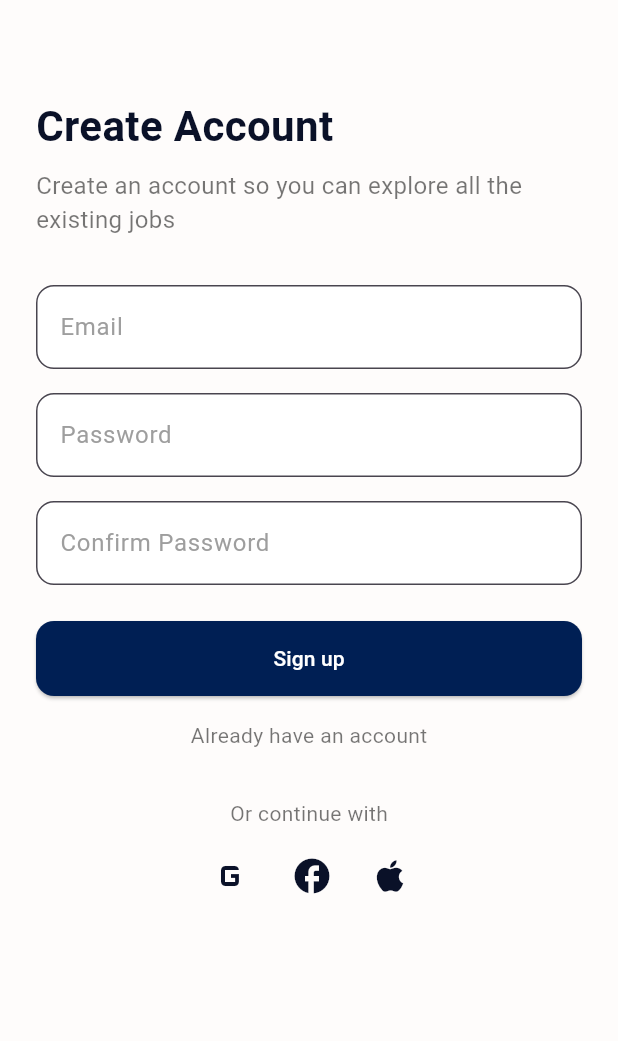
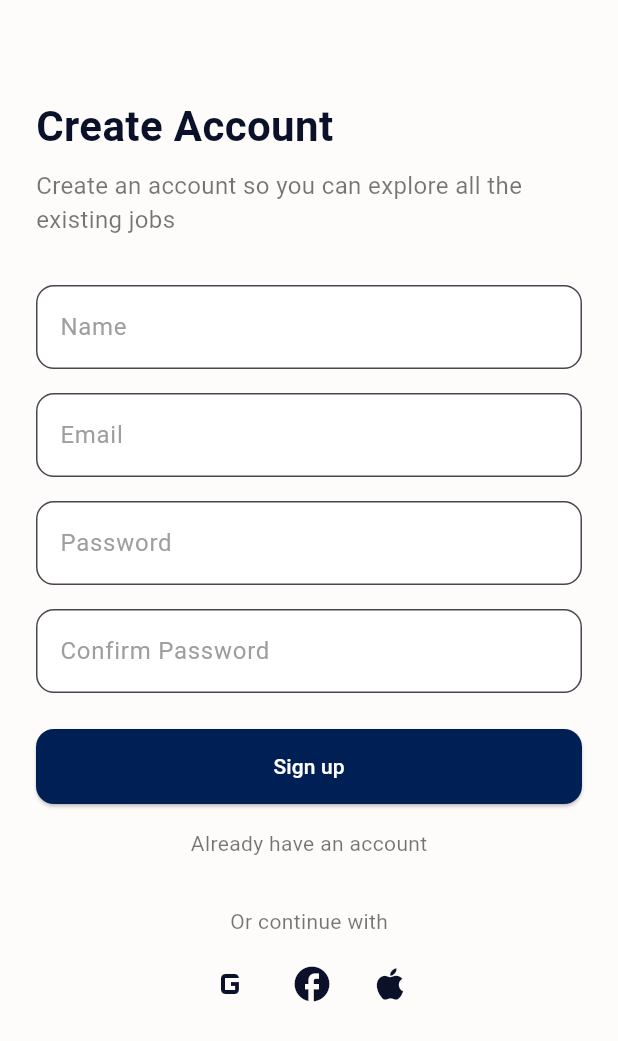
Before and after one commit to abdelrahman6139/medcal_factory, a Flutter app: the RegisterScreen screen opened directly, on a phone screen of 412 x 824 dp. Shown: the top 1041 px of the screen. Run offline on Flutter 3.47's test engine with Material 3 defaults, Android fonts, the phone set to English and light mode, and no system bars; our stand-ins replace dio, flutter_riverpod, flutter_secure_storage, go_router, google_fonts, shared_preferences; accounts and stored records are empty.

Commit message:
MileStone 1

```diff
--- a/lib/features/auth/presentation/screens/register_screen.dart
+++ b/lib/features/auth/presentation/screens/register_screen.dart
@@ -1,12 +1,51 @@
 import 'package:flutter/material.dart';
+import 'package:flutter_riverpod/flutter_riverpod.dart';
+import 'package:pharma_app/constants/colors.dart';
+import 'package:pharma_app/base_shell.dart';
+import 'package:pharma_app/features/auth/presentation/state/auth_state/AuthNotifier.dart';
+import 'package:pharma_app/features/auth/presentation/state/auth_state/AuthState.dart';
 
-import 'package:pharma_app/constants/colors.dart';
-
-class RegisterScreen extends StatelessWidget {
+class RegisterScreen extends ConsumerStatefulWidget {
   const RegisterScreen({super.key});
 
   @override
+  ConsumerState<RegisterScreen> createState() => _RegisterScreenState();
+}
+
+class _RegisterScreenState extends ConsumerState<RegisterScreen> {
+  final _nameController = TextEditingController();
+  final _emailController = TextEditingController();
+  final _passwordController = TextEditingController();
+  final _confirmController = TextEditingController();
+
+  @override
+  void dispose() {
+    _nameController.dispose();
+    _emailController.dispose();
+    _passwordController.dispose();
+    _confirmController.dispose();
+    super.dispose();
+  }
+
+  @override
   Widget build(BuildContext context) {
+    final authState = ref.watch(authNotifierProvider);
+
+    // 🔔 Listen for auth changes
+    ref.listen<AuthState>(authNotifierProvider, (previous, next) {
+      print("STATE CHANGED: $next");
+
+      if (next is AuthAuthenticated) {
+        Navigator.of(context).pushAndRemoveUntil(
+          MaterialPageRoute(builder: (_) => const BaseShell()),
+              (_) => false,
+        );
+      } else if (next is AuthError) {
+        // 👇 Just print errors to console
+        print("AUTH ERROR: ${next.message}");
+      }
+    });
+
     return Scaffold(
       backgroundColor: AppColors.background,
       body: SafeArea(
@@ -32,8 +71,25 @@ class RegisterScreen extends StatelessWidget {
                 ),
                 const SizedBox(height: 32),
 
+                // 👇 Name
+                TextField(
+                  controller: _nameController,
+                  decoration: InputDecoration(
+                    labelText: 'Name',
+                    labelStyle: const TextStyle(color: AppColors.textGray),
+                    border: OutlineInputBorder(
+                      borderRadius: BorderRadius.circular(12),
+                      borderSide: const BorderSide(color: AppColors.border),
+                    ),
+                    filled: true,
+                    fillColor: AppColors.white,
+                  ),
+                ),
+                const SizedBox(height: 16),
+
                 // Email
                 TextField(
+                  controller: _emailController,
                   decoration: InputDecoration(
                     labelText: 'Email',
                     labelStyle: const TextStyle(color: AppColors.textGray),
@@ -49,6 +105,7 @@ class RegisterScreen extends StatelessWidget {
 
                 // Password
                 TextField(
+                  controller: _passwordController,
                   obscureText: true,
                   decoration: InputDecoration(
                     labelText: 'Password',
@@ -65,6 +122,7 @@ class RegisterScreen extends StatelessWidget {
 
                 // Confirm Password
                 TextField(
+                  controller: _confirmController,
                   obscureText: true,
                   decoration: InputDecoration(
                     labelText: 'Confirm Password',
@@ -90,14 +148,27 @@ class RegisterScreen extends StatelessWidget {
                         borderRadius: BorderRadius.circular(12),
                       ),
                     ),
-                    onPressed: () {
-                      ScaffoldMessenger.of(context).showSnackBar(
-                        const SnackBar(
-                          content: Text("Account created successfully!"),
-                        ),
+                    onPressed: authState is AuthLoading
+                        ? null
+                        : () {
+                      FocusScope.of(context).unfocus();
+
+                      if (_passwordController.text !=
+                          _confirmController.text) {
+                        print("AUTH ERROR: Passwords do not match"); // 👈 console only
+                        return;
+                      }
+
+                      ref.read(authNotifierProvider.notifier).register(
+                        _nameController.text.trim(),
+                        _emailController.text.trim(),
+                        _passwordController.text.trim(),
+                        _confirmController.text.trim(), // 👈 send confirm too
                       );
                     },
-                    child: const Text(
+                    child: authState is AuthLoading
+                        ? const CircularProgressIndicator(color: Colors.white)
+                        : const Text(
                       'Sign up',
                       style: TextStyle(color: AppColors.white),
                     ),
@@ -110,7 +181,7 @@ class RegisterScreen extends StatelessWidget {
                 Center(
                   child: GestureDetector(
                     onTap: () {
-                      Navigator.pop(context); // go back to login
+                      Navigator.pop(context);
                     },
                     child: const Text(
                       "Already have an account",
@@ -127,7 +198,6 @@ class RegisterScreen extends StatelessWidget {
                     style: TextStyle(color: AppColors.subtitle),
                   ),
                 ),
-
                 const SizedBox(height: 16),
 
                 // Social Media Icons (placeholders)
--- a/lib/features/auth/services/auth_remote_service.dart
+++ b/lib/features/auth/services/auth_remote_service.dart
@@ -16,6 +16,7 @@ class AuthRemoteService {
     required String name,
     required String email,
     required String password,
+    required String confirmPassword,
   }) async {
     try {
       final response = await _dio.post(
@@ -24,6 +25,7 @@ class AuthRemoteService {
           "name": name,
           "email": email,
           "password": password,
+          "passwordConfirm": confirmPassword, // ✅ Added
         },
       );
 
@@ -39,6 +41,7 @@ class AuthRemoteService {
       throw Exception(e.response?.data ?? e.message);
     }
   }
+
 
   // Login
   Future<Map<String, dynamic>> login({
```
Also changed, not shown: lib/features/auth/presentation/state/auth_state/AuthNotifier.dart (+14 -3 lines).
